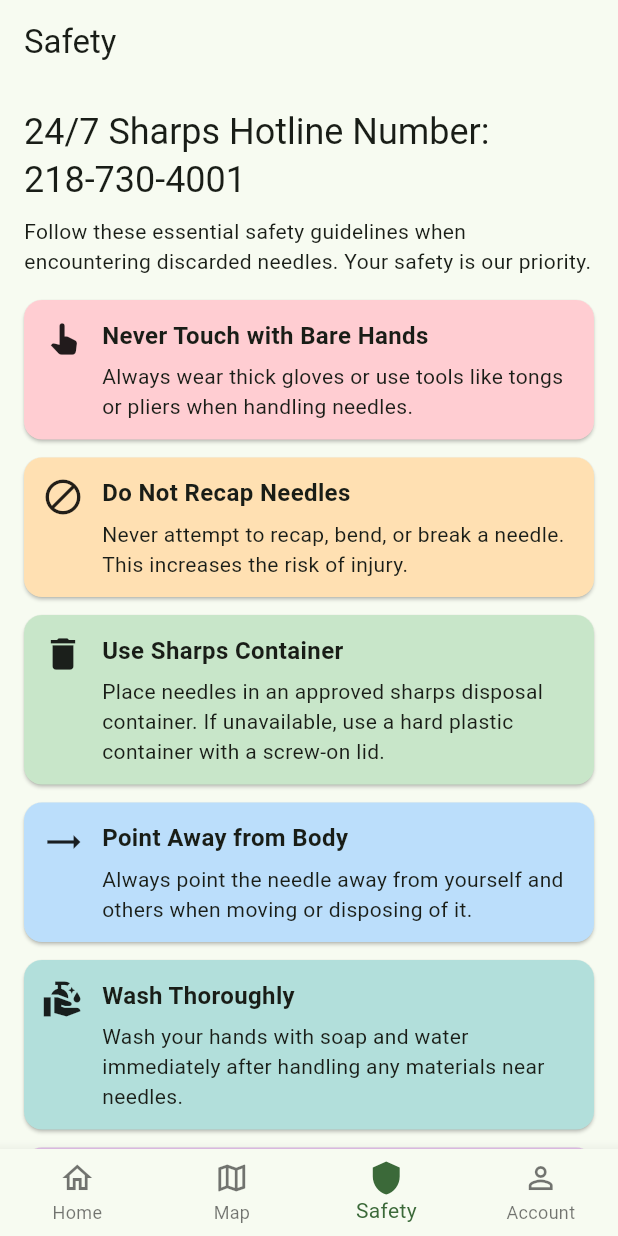
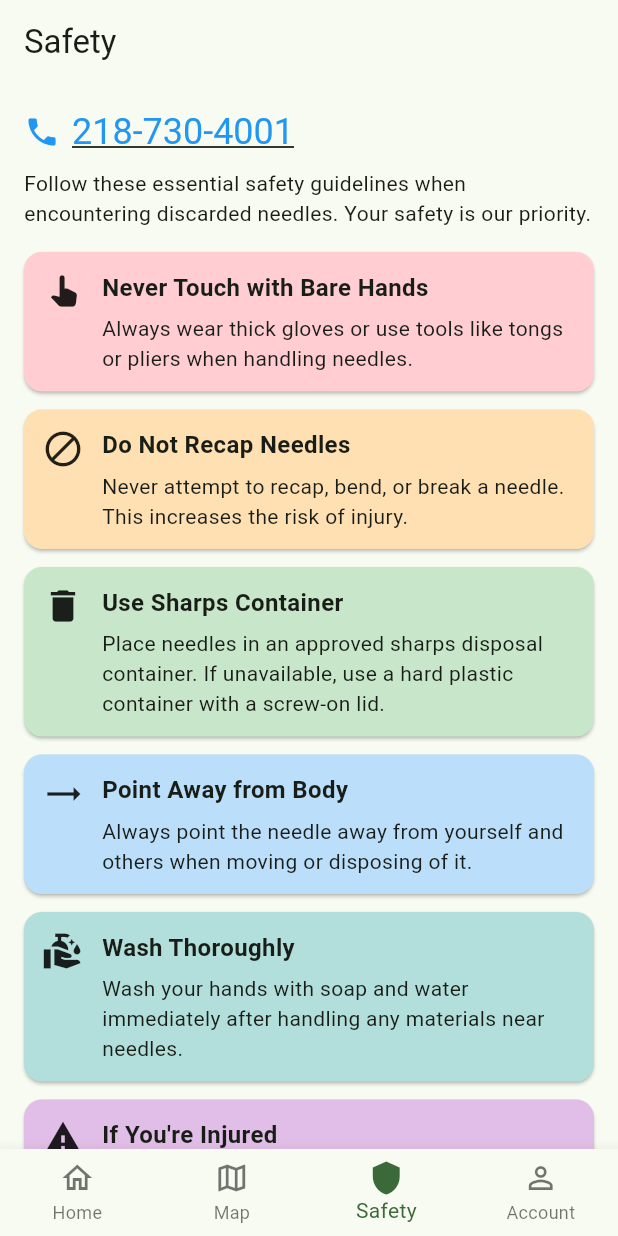
Before and after one commit to easrindahl/No-Sharps-Project, a Flutter app: the screen it shows after launch, item 3 of the bottom bar chosen, on a phone screen of 412 x 824 dp. Run offline on Flutter 3.47's test engine with Material 3 defaults, Android fonts, the phone set to English and light mode, and no system bars; our stand-ins replace image_picker, supabase_flutter; accounts and stored records are empty.

Commit message:
Update safety_view.dart callable hotline url

```diff
--- a/lib/views/safety_view.dart
+++ b/lib/views/safety_view.dart
@@ -15,10 +15,23 @@ class SafetyView extends StatelessWidget {
           children: [
             // General Safety Info section
 
-            Text(
-              '24/7 Sharps Hotline Number: 218-730-4001',
-              style: Theme.of(context).textTheme.headlineSmall,
+            Row(
+  children: [
+    const Icon(Icons.phone, color: Colors.blue),
+    const SizedBox(width: 8),
+    //actual callable phone number
+    InkWell(
+      onTap: () => _launchPhone('2187304001'),
+      child: Text(
+        '218-730-4001',
+        style: Theme.of(context).textTheme.headlineSmall?.copyWith(
+              color: Colors.blue,
+              decoration: TextDecoration.underline,
             ),
+      ),
+    ),
+  ],
+),
 
 
             const SizedBox(height: 8),
@@ -192,5 +205,14 @@ class SafetyView extends StatelessWidget {
     if (!await launchUrl(uri)) {
       throw 'Could not launch $url';
     }
+
+  }
+  //will need to configure device to allow phone calls for this to work
+  Future<void> _launchPhone(String phoneNumber) async {
+  final Uri uri = Uri(scheme: 'tel', path: phoneNumber);
+
+  if (!await launchUrl(uri)) {
+    throw 'Could not launch $phoneNumber';
   }
 }
+}
```
